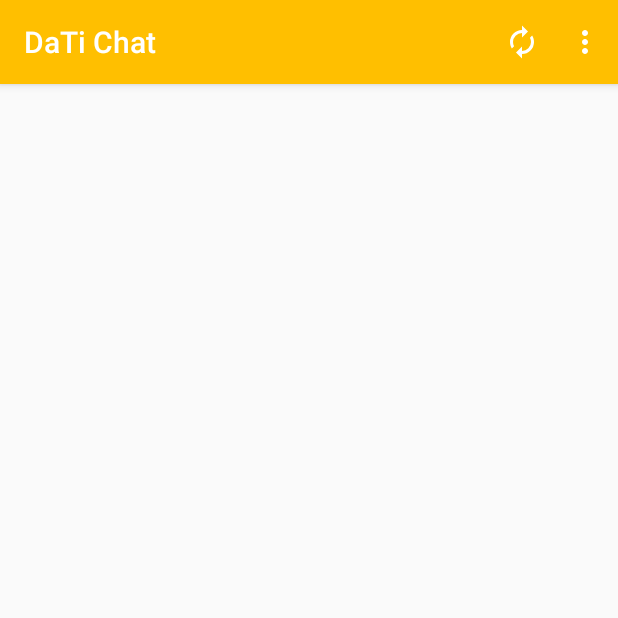
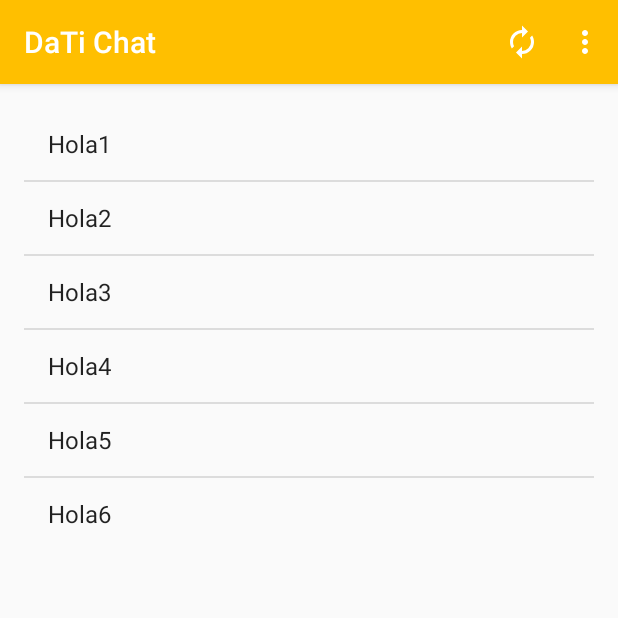
Before and after one commit to dfernandez88/Computacion_Movil, an Android app: the Archivos screen opened directly, with no data from a screen before it, on a phone screen of 412 x 824 dp, the top half of it. Run offline under Robolectric (Android 15) with nearby library versions, the light colour scheme and no system bars.

Commit message:
Dati chat 2

```diff
--- a/Proyecto_Android/DaTiChat/app/src/main/java/com/dati/datichat/Archivos.java
+++ b/Proyecto_Android/DaTiChat/app/src/main/java/com/dati/datichat/Archivos.java
@@ -4,16 +4,31 @@
 import android.support.v7.app.AppCompatActivity;
 import android.os.Bundle;
 import android.view.Menu;
+import android.view.View;
+import android.widget.AdapterView;
+import android.widget.ArrayAdapter;
 import android.widget.ListView;
+import android.widget.Toast;
+
+import java.util.ArrayList;
+import java.util.List;
 
 public class Archivos extends AppCompatActivity {
-    private ListView list;
-    Intent intent;
+    ListView list;
+    ArrayAdapter<String> adp;
+    ArrayList<String> arch;
     @Override
     protected void onCreate(Bundle savedInstanceState) {
-
         super.onCreate(savedInstanceState);
         setContentView(R.layout.activity_archivos);
+        arch = new ArrayList<String>();
+        this.llenar();
+
+        list = (ListView)findViewById(R.id.archivos_lista);
+        adp = new ArrayAdapter<String>(this,android.R.layout.simple_list_item_1,arch);
+        list.setAdapter(adp);
+
+
     }
 
     @Override
@@ -22,4 +37,17 @@
         getMenuInflater().inflate(R.menu.menu_archivos, menu);
         return true;
     }
+    public void llenar(){
+        this.arch.add("Hola1");
+        this.arch.add("Hola2");
+        this.arch.add("Hola3");
+        this.arch.add("Hola4");
+        this.arch.add("Hola5");
+        this.arch.add("Hola6");
+    }
+
+    public void onItemClick(AdapterView<?> parent, View view, int position, long id){
+        String eleccion = (String)adp.getItem(position);
+        Toast.makeText(this,eleccion,Toast.LENGTH_SHORT).show();
+    }
 }
--- a/Proyecto_Android/DaTiChat/app/src/main/java/com/dati/datichat/ChatMessage.java
+++ b/Proyecto_Android/DaTiChat/app/src/main/java/com/dati/datichat/ChatMessage.java
@@ -1,7 +1,6 @@
 package com.dati.datichat;
 
 public class ChatMessage {
-
 
     public boolean left;
     public String message;
--- a/Proyecto_Android/DaTiChat/app/src/main/res/layout/mensaje.xml
+++ b/Proyecto_Android/DaTiChat/app/src/main/res/layout/mensaje.xml
@@ -20,7 +20,7 @@
             android:layout_margin="10dp"
             android:layout_marginBottom="10dp"
             android:gravity="center"
-            android:textColor="@color/mensaje2"
+            android:textColor="@color/blanco"
             android:background="@drawable/chat_b"
             android:text="New Text" />
     </LinearLayout>
--- a/Proyecto_Android/DaTiChat/app/src/main/res/values/colors.xml
+++ b/Proyecto_Android/DaTiChat/app/src/main/res/values/colors.xml
@@ -6,4 +6,5 @@
 
     <color name="mensaje1">#38610B</color>
     <color name="mensaje2">#0B4C5F</color>
+    <color name="blanco">#FFFFFF</color>
 </resources>
```
Also changed, not shown: Proyecto_Android/DaTiChat/app/src/main/java/com/dati/datichat/ChatArrayAdapter.java (+0 -8 lines), Proyecto_Android/DaTiChat/app/src/main/res/drawable/chat_a.png, Proyecto_Android/DaTiChat/app/src/main/res/drawable/chat_b.png.
